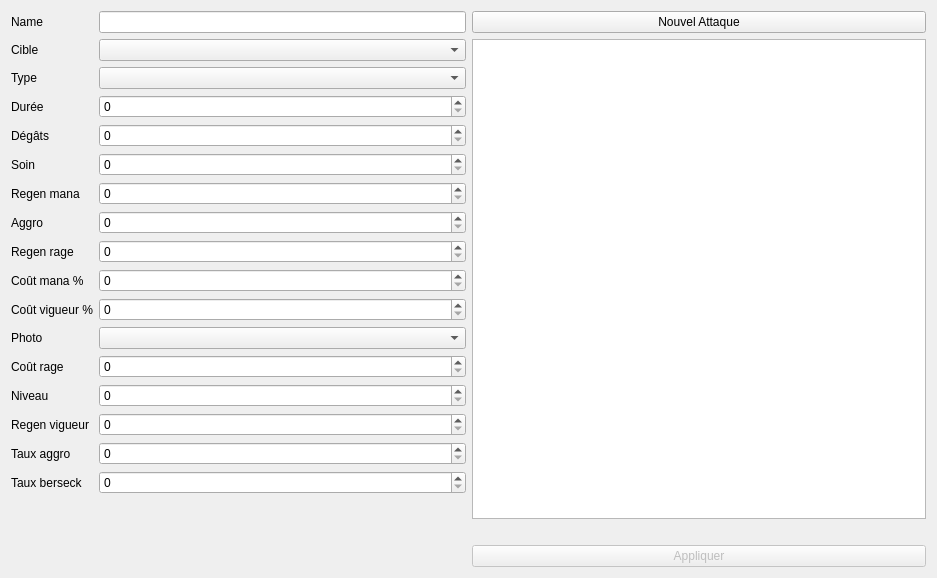
The window that app/view/forms/editattakview.ui (r0nd0ud0u/qt-rpg) describes before a commit, drawn with Qt 5.
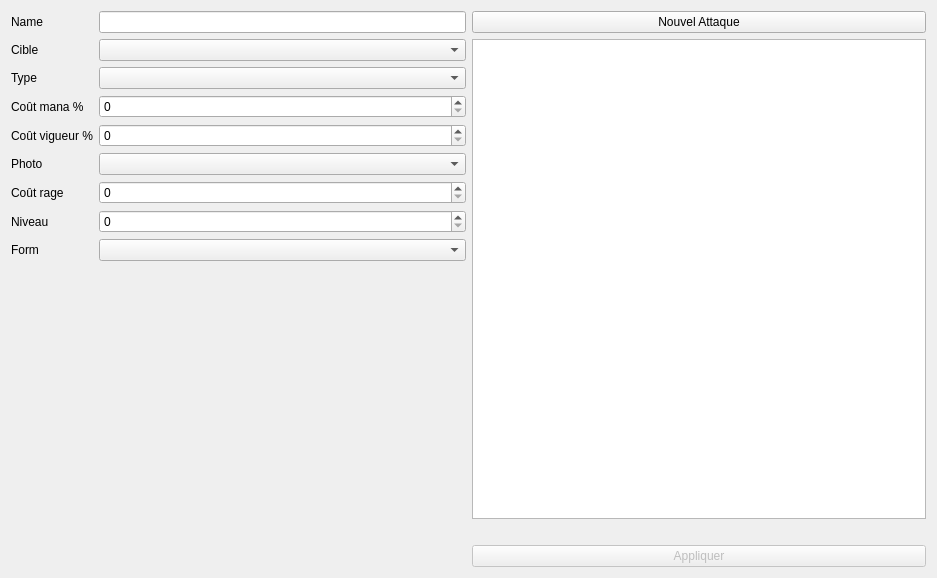
The same window after the commit. Icons and pictures are not drawn. Custom widgets are drawn as their Qt base class.

```diff
--- a/app/view/forms/editattakview.ui
+++ b/app/view/forms/editattakview.ui
@@ -35,6 +35,9 @@
          </property>
         </widget>
        </item>
+       <item row="1" column="1">
+        <widget class="QComboBox" name="target_comboBox"/>
+       </item>
        <item row="2" column="0">
         <widget class="QLabel" name="type_label">
          <property name="text">
@@ -49,187 +52,77 @@
          </property>
         </widget>
        </item>
-       <item row="1" column="1">
-        <widget class="QComboBox" name="target_comboBox"/>
-       </item>
-       <item row="4" column="0">
-        <widget class="QLabel" name="damage_label">
-         <property name="text">
-          <string>Dégâts</string>
-         </property>
-        </widget>
-       </item>
-       <item row="4" column="1">
-        <widget class="QSpinBox" name="damage_spinBox">
-         <property name="maximum">
-          <number>10000</number>
-         </property>
-        </widget>
-       </item>
        <item row="3" column="0">
-        <widget class="QLabel" name="duration_label">
-         <property name="text">
-          <string>Durée</string>
-         </property>
-        </widget>
-       </item>
-       <item row="3" column="1">
-        <widget class="QSpinBox" name="duration_spinBox"/>
-       </item>
-       <item row="5" column="0">
-        <widget class="QLabel" name="heal_label">
-         <property name="text">
-          <string>Soin</string>
-         </property>
-        </widget>
-       </item>
-       <item row="5" column="1">
-        <widget class="QSpinBox" name="heal_spinBox">
-         <property name="enabled">
-          <bool>true</bool>
-         </property>
-         <property name="maximum">
-          <number>10000</number>
-         </property>
-        </widget>
-       </item>
-       <item row="7" column="0">
-        <widget class="QLabel" name="aggro_label">
-         <property name="text">
-          <string>Aggro</string>
-         </property>
-        </widget>
-       </item>
-       <item row="7" column="1">
-        <widget class="QSpinBox" name="aggro_spinBox">
-         <property name="maximum">
-          <number>1000</number>
-         </property>
-        </widget>
-       </item>
-       <item row="9" column="1">
-        <widget class="QSpinBox" name="mana_cost_spinBox">
-         <property name="maximum">
-          <number>1000</number>
-         </property>
-        </widget>
-       </item>
-       <item row="9" column="0">
         <widget class="QLabel" name="mana_cost_label">
          <property name="text">
           <string>Coût mana %</string>
          </property>
         </widget>
        </item>
-       <item row="11" column="1">
-        <widget class="QComboBox" name="photo_comboBox"/>
-       </item>
-       <item row="11" column="0">
-        <widget class="QLabel" name="photo_label">
-         <property name="text">
-          <string>Photo</string>
-         </property>
-        </widget>
-       </item>
-       <item row="6" column="0">
-        <widget class="QLabel" name="regen_mana_label">
-         <property name="text">
-          <string>Regen mana</string>
-         </property>
-        </widget>
-       </item>
-       <item row="6" column="1">
-        <widget class="QSpinBox" name="regen_mana_spinBox">
+       <item row="3" column="1">
+        <widget class="QSpinBox" name="mana_cost_spinBox">
          <property name="maximum">
           <number>1000</number>
          </property>
         </widget>
        </item>
-       <item row="10" column="0">
+       <item row="4" column="0">
         <widget class="QLabel" name="vigor_label">
          <property name="text">
           <string>Coût vigueur %</string>
          </property>
         </widget>
        </item>
-       <item row="10" column="1">
+       <item row="4" column="1">
         <widget class="QSpinBox" name="vigor_spinBox">
          <property name="maximum">
           <number>1000</number>
          </property>
         </widget>
        </item>
-       <item row="12" column="0">
+       <item row="5" column="0">
+        <widget class="QLabel" name="photo_label">
+         <property name="text">
+          <string>Photo</string>
+         </property>
+        </widget>
+       </item>
+       <item row="5" column="1">
+        <widget class="QComboBox" name="photo_comboBox"/>
+       </item>
+       <item row="6" column="0">
         <widget class="QLabel" name="berseck_label">
          <property name="text">
           <string>Coût rage</string>
          </property>
         </widget>
        </item>
-       <item row="12" column="1">
+       <item row="6" column="1">
         <widget class="QSpinBox" name="berseck_spinBox">
          <property name="maximum">
           <number>1000</number>
          </property>
         </widget>
        </item>
-       <item row="13" column="0">
+       <item row="7" column="0">
         <widget class="QLabel" name="level_label">
          <property name="text">
           <string>Niveau</string>
          </property>
         </widget>
        </item>
-       <item row="13" column="1">
+       <item row="7" column="1">
         <widget class="QSpinBox" name="level_spinBox"/>
        </item>
        <item row="8" column="0">
-        <widget class="QLabel" name="regen_rage_label">
+        <widget class="QLabel" name="label">
          <property name="text">
-          <string>Regen rage</string>
+          <string>Form</string>
          </property>
         </widget>
        </item>
        <item row="8" column="1">
-        <widget class="QSpinBox" name="regen_rage_spinBox">
-         <property name="maximum">
-          <number>1000</number>
-         </property>
-        </widget>
-       </item>
-       <item row="14" column="0">
-        <widget class="QLabel" name="regen_vigor_label">
-         <property name="text">
-          <string>Regen vigueur</string>
-         </property>
-        </widget>
-       </item>
-       <item row="14" column="1">
-        <widget class="QSpinBox" name="regen_vigor_spinBox">
-         <property name="maximum">
-          <number>1000</number>
-         </property>
-        </widget>
-       </item>
-       <item row="15" column="0">
-        <widget class="QLabel" name="aggro_rate_label">
-         <property name="text">
-          <string>Taux aggro</string>
-         </property>
-        </widget>
-       </item>
-       <item row="16" column="0">
-        <widget class="QLabel" name="berseck_rate_label">
-         <property name="text">
-          <string>Taux berseck</string>
-         </property>
-        </widget>
-       </item>
-       <item row="15" column="1">
-        <widget class="QSpinBox" name="aggro_rate_spinBox"/>
-       </item>
-       <item row="16" column="1">
-        <widget class="QSpinBox" name="berseck_rate_spinBox"/>
+        <widget class="QComboBox" name="form_comboBox"/>
        </item>
       </layout>
      </item>
```
